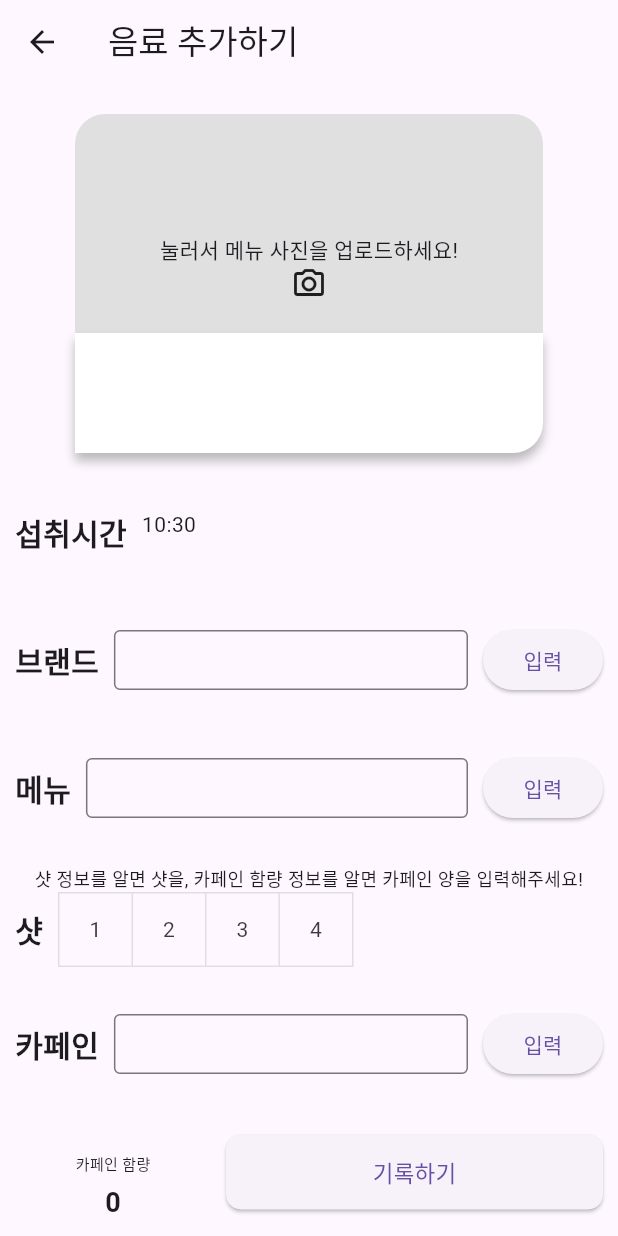
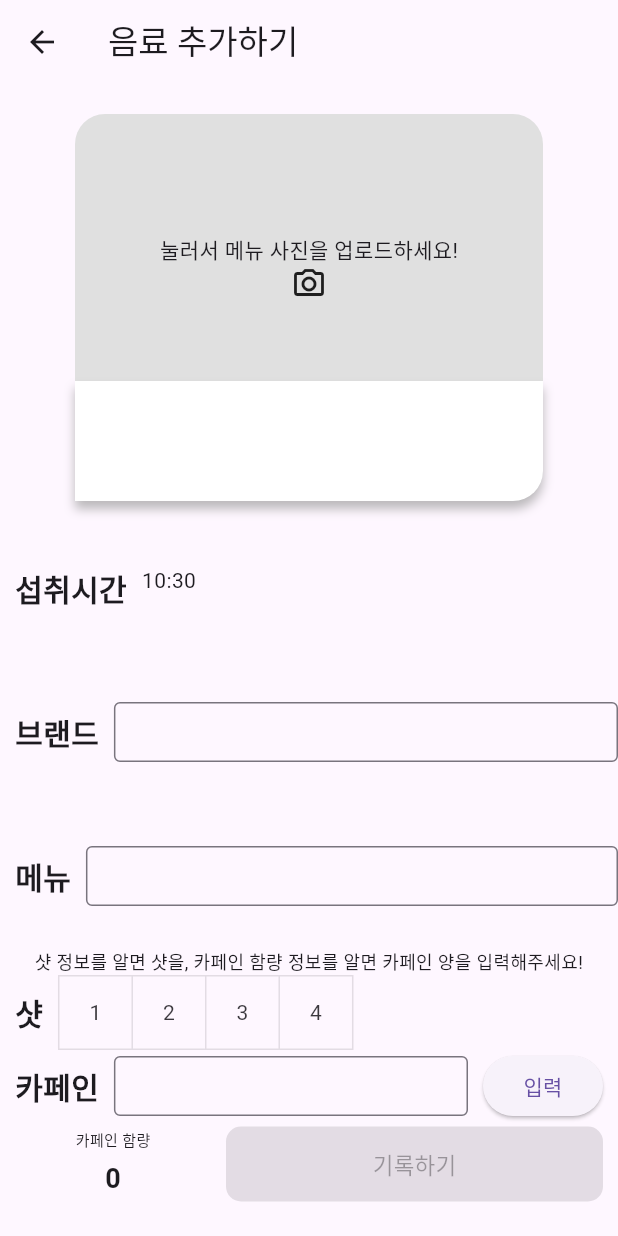
Before and after one commit to CoolCoolCoffee/CoolCoolCoffee, a Flutter app: the GeneralMenuAddPage screen opened directly, after a tap on "입력", on a phone screen of 412 x 824 dp. Run offline on Flutter 3.47's test engine with Material 3 defaults, Android fonts, the phone set to English and light mode, and no system bars; our stand-ins replace analog_clock, cloud_firestore, firebase_auth, firebase_core, firebase_storage, fl_chart and 6 more; missing offline and left inert: dart:js_util, floating_action_bubble, flutter_health_connect, google_mlkit_text_recognition; accounts and stored records are empty.

Commit message:
칸 채워야 기록하기 버튼 활성화

```diff
--- a/CoolCoolCoffee_FrontEnd/lib/page/menu/general_menu_add_page.dart
+++ b/CoolCoolCoffee_FrontEnd/lib/page/menu/general_menu_add_page.dart
@@ -204,7 +204,12 @@ class _GeneralMenuAddPageState extends State<GeneralMenuAddPage> {
                   child:
                   TextField(
                     controller: brandController,
-                    onSubmitted: (text){brand = text;},
+                    //onSubmitted: (text){brand = text;},
+                    onChanged: (text) {
+                      setState(() {
+                        brand = text;
+                      });
+                    },
                     decoration: InputDecoration(
                       border: OutlineInputBorder(),
                       constraints: BoxConstraints(
@@ -213,18 +218,18 @@ class _GeneralMenuAddPageState extends State<GeneralMenuAddPage> {
                     ),
                   ),
                 ),
-                Container(
-                  margin: EdgeInsets.only(left: 10,right: 10),
-                  width: 80,
-                  child: ElevatedButton(
-                    child: Text('입력'),
-                    onPressed: (){
-                      setState(() {
-                        brand = brandController.text;
-                      });
-                    },
-                  ),
-                )
+                // Container(
+                //   margin: EdgeInsets.only(left: 10,right: 10),
+                //   width: 80,
+                //   child: ElevatedButton(
+                //     child: Text('입력'),
+                //     onPressed: (){
+                //       setState(() {
+                //         brand = brandController.text;
+                //       });
+                //     },
+                //   ),
+                // )
               ],
             )
 //            Container(child: Text('menu'),color: Colors.green,),
@@ -237,7 +242,12 @@ class _GeneralMenuAddPageState extends State<GeneralMenuAddPage> {
                     child:
                     TextField(
                       controller: menuController,
-                      onSubmitted: (text){menu = text;},
+                      //onSubmitted: (text){menu = text;},
+                      onChanged: (text) {
+                        setState(() {
+                          menu = text;
+                        });
+                      },
                       decoration: InputDecoration(
                           border: OutlineInputBorder(),
                           constraints: BoxConstraints(
@@ -246,18 +256,18 @@ class _GeneralMenuAddPageState extends State<GeneralMenuAddPage> {
                       ),
                     ),
                   ),
-                  Container(
-                    margin: EdgeInsets.only(left: 10,right: 10),
-                    width: 80,
-                    child: ElevatedButton(
-                      child: Text('입력'),
-                      onPressed: (){
-                        setState(() {
-                          menu = menuController.text;
-                        });
-                      },
-                    ),
-                  )
+                  // Container(
+                  //   margin: EdgeInsets.only(left: 10,right: 10),
+                  //   width: 80,
+                  //   child: ElevatedButton(
+                  //     child: Text('입력'),
+                  //     onPressed: (){
+                  //       setState(() {
+                  //         menu = menuController.text;
+                  //       });
+                  //     },
+                  //   ),
+                  // )
                 ],
               )
           ),
@@ -289,17 +299,13 @@ class _GeneralMenuAddPageState extends State<GeneralMenuAddPage> {
                                 shot = buttonIndex + 1;
                               }
                             }
+                            //caffeine = shot * 100;
                           }
                         });
                       },
                     ),
                   ],
                 ),
-              ],
-            ),
-          ),
-          Expanded(
-            child:
                 Row(
                   children: [
                     Container(margin: EdgeInsets.only(left: 10,right: 10),child: Text('카페인',style: TextStyle(fontSize: 20,fontWeight: FontWeight.bold),),),
@@ -310,9 +316,9 @@ class _GeneralMenuAddPageState extends State<GeneralMenuAddPage> {
                         keyboardType: TextInputType.number,
                         enabled: shot == 0,
                         onSubmitted: (text) {
-                        // setState(() {
-                        //   caffeine = num.parse(text);
-                        // });
+                          setState(() {
+                            //caffeine = num.parse(text);
+                          });
                           input_shot = false;
                         },
                         decoration: InputDecoration(
@@ -340,6 +346,8 @@ class _GeneralMenuAddPageState extends State<GeneralMenuAddPage> {
                     )
                   ],
                 ),
+              ],
+            ),
           ),
           Expanded(
               child: Container(
@@ -349,7 +357,7 @@ class _GeneralMenuAddPageState extends State<GeneralMenuAddPage> {
                   children: [
                     Expanded(
                         child: Padding(
-                          padding: const EdgeInsets.only(top: 20,bottom: 20),
+                          padding: const EdgeInsets.only(top: 10,bottom: 10),
                           child: Column(
                             mainAxisAlignment: MainAxisAlignment.spaceEvenly,
                             crossAxisAlignment: CrossAxisAlignment.center,
@@ -360,7 +368,7 @@ class _GeneralMenuAddPageState extends State<GeneralMenuAddPage> {
                                     fontSize: 10
                                 ),
                               ),
-                              Container(height: 5,),
+                              //Container(height: 5,),
                               Text(caffeine.toString(),
                                 style: TextStyle(
                                     fontSize: 18,
@@ -376,12 +384,7 @@ class _GeneralMenuAddPageState extends State<GeneralMenuAddPage> {
                         child: Container(
                           padding: const EdgeInsets.only(left: 10,top: 5,bottom: 5,),
                           child: ElevatedButton(
-                            onPressed: (){
-                              userCaffeineService.addNewUserCaffeine(today, UserCaffeine(drinkTime: time, menuId: menu, brand: brand, menuSize: "", shotAdded: -2, caffeineContent: caffeine,
-                                  //menuImg: "https://firebasestorage.googleapis.com/v0/b/coolcoolcoffee-2a74f.appspot.com/o/5070904.png?alt=media&token=23c7fc35-6f4d-45b7-90b6-b828a179cf6e"));
-                                  menuImg : downloadURL));
-                              Navigator.popUntil(context, (route) => route.isFirst);
-                            },
+                            onPressed: isRecordButtonEnabled() ? handleRecordButtonPressed : null,
                             child: Text(
                               '기록하기',
                               style: TextStyle(fontSize: 15),
@@ -402,6 +405,26 @@ class _GeneralMenuAddPageState extends State<GeneralMenuAddPage> {
         ],
       ),
     );
+  }
+
+  bool isRecordButtonEnabled() {
+    return menu.isNotEmpty && brand.isNotEmpty && caffeine > 0;
+  }
+
+  void handleRecordButtonPressed() {
+    userCaffeineService.addNewUserCaffeine(
+      today,
+      UserCaffeine(
+        drinkTime: time,
+        menuId: menu,
+        brand: brand,
+        menuSize: "",
+        shotAdded: -2,
+        caffeineContent: caffeine,
+        menuImg: downloadURL,
+      ),
+    );
+    Navigator.popUntil(context, (route) => route.isFirst);
   }
   Future getImage(ImageSource imageSource) async {
     //pickedFile에 ImagePicker로 가져온 이미지가 담긴다.
```
Lines whose indentation alone changed are shown as unchanged.
